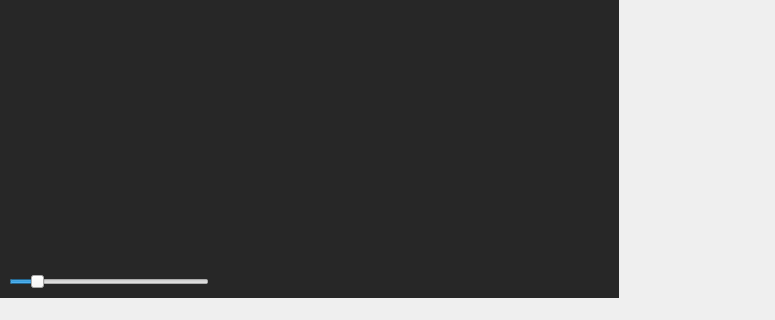
Qt form ui/main_window.ui (zkovari/plotlyst) before a commit; both pictures show x 0 to 775 and y 345 to 665 of the 865 by 665 pixel window.
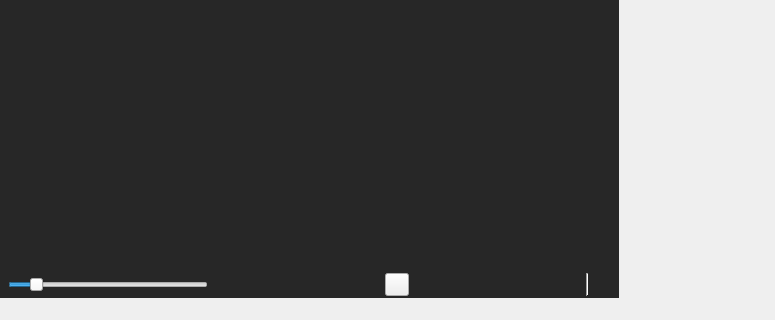
The same form after that commit. Custom widgets are drawn as their Qt base class.

Commit message: Add SentenceHighlighter to focus currently active sentence

What changed in the file:
```diff
--- a/ui/main_window.ui
+++ b/ui/main_window.ui
@@ -547,6 +547,21 @@
       </widget>
       <widget class="QWidget" name="pageDistractionFree">
        <layout class="QVBoxLayout" name="verticalLayout_13">
+        <property name="spacing">
+         <number>3</number>
+        </property>
+        <property name="leftMargin">
+         <number>2</number>
+        </property>
+        <property name="topMargin">
+         <number>2</number>
+        </property>
+        <property name="rightMargin">
+         <number>2</number>
+        </property>
+        <property name="bottomMargin">
+         <number>0</number>
+        </property>
         <item>
          <widget class="QWidget" name="wdgHeader" native="true">
           <property name="sizePolicy">
@@ -583,6 +598,30 @@
          </widget>
         </item>
         <item>
+         <widget class="QWidget" name="wdgBottom" native="true">
+          <property name="sizePolicy">
+           <sizepolicy hsizetype="Preferred" vsizetype="Maximum">
+            <horstretch>0</horstretch>
+            <verstretch>0</verstretch>
+           </sizepolicy>
+          </property>
+          <layout class="QHBoxLayout" name="horizontalLayout_5">
+           <property name="spacing">
+            <number>3</number>
+           </property>
+           <property name="leftMargin">
+            <number>6</number>
+           </property>
+           <property name="topMargin">
+            <number>2</number>
+           </property>
+           <property name="rightMargin">
+            <number>6</number>
+           </property>
+           <property name="bottomMargin">
+            <number>2</number>
+           </property>
+           <item alignment="Qt::AlignLeft">
          <widget class="QSlider" name="sliderDocWidth">
           <property name="sizePolicy">
            <sizepolicy hsizetype="Maximum" vsizetype="Fixed">
@@ -611,6 +650,74 @@
           <property name="orientation">
            <enum>Qt::Horizontal</enum>
           </property>
+            </widget>
+           </item>
+           <item>
+            <spacer name="horizontalSpacer">
+             <property name="orientation">
+              <enum>Qt::Horizontal</enum>
+             </property>
+             <property name="sizeHint" stdset="0">
+              <size>
+               <width>40</width>
+               <height>20</height>
+              </size>
+             </property>
+            </spacer>
+           </item>
+           <item>
+            <widget class="QToolButton" name="btnFocus">
+             <property name="cursor">
+              <cursorShape>PointingHandCursor</cursorShape>
+             </property>
+             <property name="text">
+              <string/>
+             </property>
+             <property name="checkable">
+              <bool>true</bool>
+             </property>
+             <property name="base" stdset="0">
+              <bool>true</bool>
+             </property>
+            </widget>
+           </item>
+           <item>
+            <spacer name="horizontalSpacer_2">
+             <property name="orientation">
+              <enum>Qt::Horizontal</enum>
+             </property>
+             <property name="sizeHint" stdset="0">
+              <size>
+               <width>40</width>
+               <height>20</height>
+              </size>
+             </property>
+            </spacer>
+           </item>
+           <item>
+            <widget class="Line" name="line_2">
+             <property name="orientation">
+              <enum>Qt::Vertical</enum>
+             </property>
+            </widget>
+           </item>
+           <item>
+            <widget class="QToolButton" name="btnReturn">
+             <property name="cursor">
+              <cursorShape>PointingHandCursor</cursorShape>
+             </property>
+             <property name="toolTip">
+              <string>Exit distraction free mode</string>
+             </property>
+             <property name="styleSheet">
+              <string notr="true">border: 0px;</string>
+             </property>
+             <property name="text">
+              <string/>
+             </property>
+            </widget>
+           </item>
+          </layout>
          </widget>
         </item>
        </layout>
```
Lines whose indentation alone changed are shown as unchanged. The commit also changes 2 other files.
